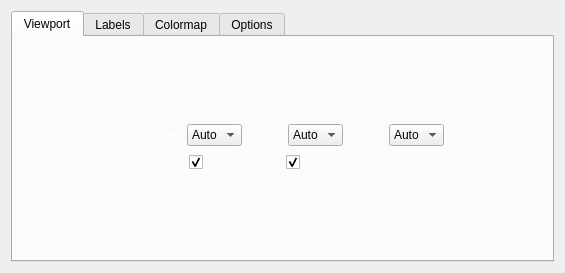
Above: src/interface/ui/image_window_settings.ui from FXIhub/hummingbird before the change. Below: the same form after it.
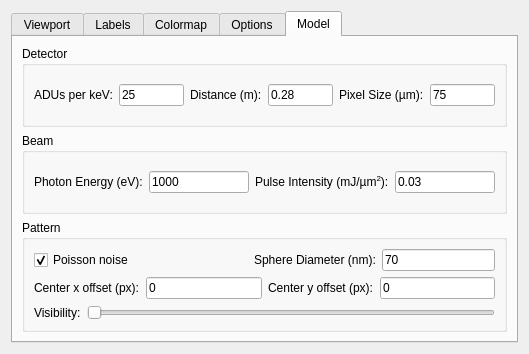
That is the form after the change.

Commit message: Add the option to plot a model in an image window

```diff
--- a/src/interface/ui/image_window_settings.ui
+++ b/src/interface/ui/image_window_settings.ui
@@ -6,18 +6,18 @@
    <rect>
     <x>0</x>
     <y>0</y>
-    <width>565</width>
-    <height>273</height>
+    <width>529</width>
+    <height>354</height>
    </rect>
   </property>
   <property name="windowTitle">
    <string>Form</string>
   </property>
   <layout class="QGridLayout" name="gridLayout">
-   <item row="0" column="0">
-    <widget class="QTabWidget" name="tabWidget">
+   <item row="1" column="0">
+    <widget class="QTabWidget" name="modelTab">
      <property name="currentIndex">
-      <number>0</number>
+      <number>4</number>
      </property>
      <widget class="QWidget" name="tab">
       <attribute name="title">
@@ -1430,6 +1430,213 @@
        </item>
       </layout>
      </widget>
+     <widget class="QWidget" name="tab_5">
+      <attribute name="title">
+       <string>Model</string>
+      </attribute>
+      <layout class="QVBoxLayout" name="verticalLayout_5">
+       <item>
+        <widget class="QGroupBox" name="groupBox_2">
+         <property name="title">
+          <string>Detector</string>
+         </property>
+         <layout class="QHBoxLayout" name="horizontalLayout_7">
+          <item>
+           <widget class="QLabel" name="label_18">
+            <property name="text">
+             <string>ADUs per keV:</string>
+            </property>
+           </widget>
+          </item>
+          <item>
+           <widget class="QLineEdit" name="detectorGain">
+            <property name="minimumSize">
+             <size>
+              <width>10</width>
+              <height>0</height>
+             </size>
+            </property>
+            <property name="text">
+             <string>25</string>
+            </property>
+           </widget>
+          </item>
+          <item>
+           <widget class="QLabel" name="label_17">
+            <property name="text">
+             <string>Distance (m):</string>
+            </property>
+           </widget>
+          </item>
+          <item>
+           <widget class="QLineEdit" name="detectorDistance">
+            <property name="text">
+             <string>0.28</string>
+            </property>
+           </widget>
+          </item>
+          <item>
+           <widget class="QLabel" name="label_16">
+            <property name="text">
+             <string>Pixel Size (µm):</string>
+            </property>
+           </widget>
+          </item>
+          <item>
+           <widget class="QLineEdit" name="detectorPixelSize">
+            <property name="text">
+             <string>75</string>
+            </property>
+           </widget>
+          </item>
+         </layout>
+        </widget>
+       </item>
+       <item>
+        <widget class="QGroupBox" name="groupBox_3">
+         <property name="title">
+          <string>Beam</string>
+         </property>
+         <layout class="QHBoxLayout" name="horizontalLayout_9">
+          <item>
+           <widget class="QLabel" name="label_12">
+            <property name="text">
+             <string>Photon Energy (eV):</string>
+            </property>
+           </widget>
+          </item>
+          <item>
+           <widget class="QLineEdit" name="photonEnergy">
+            <property name="text">
+             <string>1000</string>
+            </property>
+           </widget>
+          </item>
+          <item>
+           <widget class="QLabel" name="label_14">
+            <property name="text">
+             <string>&lt;html&gt;&lt;head/&gt;&lt;body&gt;&lt;p&gt;Pulse Intensity (mJ/µm&lt;span style=&quot; vertical-align:super;&quot;&gt;2&lt;/span&gt;):&lt;/p&gt;&lt;/body&gt;&lt;/html&gt;</string>
+            </property>
+           </widget>
+          </item>
+          <item>
+           <widget class="QLineEdit" name="pulseIntensity">
+            <property name="text">
+             <string>0.03</string>
+            </property>
+           </widget>
+          </item>
+         </layout>
+        </widget>
+       </item>
+       <item>
+        <widget class="QGroupBox" name="groupBox_4">
+         <property name="title">
+          <string>Pattern</string>
+         </property>
+         <layout class="QVBoxLayout" name="verticalLayout_4">
+          <item>
+           <layout class="QHBoxLayout" name="horizontalLayout_11">
+            <item>
+             <widget class="QCheckBox" name="modelPoisson">
+              <property name="text">
+               <string>Poisson noise</string>
+              </property>
+              <property name="checked">
+               <bool>true</bool>
+              </property>
+             </widget>
+            </item>
+            <item>
+             <spacer name="horizontalSpacer_17">
+              <property name="orientation">
+               <enum>Qt::Horizontal</enum>
+              </property>
+              <property name="sizeHint" stdset="0">
+               <size>
+                <width>40</width>
+                <height>20</height>
+               </size>
+              </property>
+             </spacer>
+            </item>
+            <item>
+             <widget class="QLabel" name="label_15">
+              <property name="text">
+               <string>Sphere Diameter (nm):</string>
+              </property>
+             </widget>
+            </item>
+            <item>
+             <widget class="QLineEdit" name="modelDiameter">
+              <property name="text">
+               <string>70</string>
+              </property>
+             </widget>
+            </item>
+           </layout>
+          </item>
+          <item>
+           <layout class="QHBoxLayout" name="horizontalLayout_12">
+            <item>
+             <widget class="QLabel" name="label_19">
+              <property name="text">
+               <string>Center x offset (px):</string>
+              </property>
+             </widget>
+            </item>
+            <item>
+             <widget class="QLineEdit" name="modelCenterX">
+              <property name="text">
+               <string>0</string>
+              </property>
+             </widget>
+            </item>
+            <item>
+             <widget class="QLabel" name="label_20">
+              <property name="text">
+               <string>Center y offset (px):</string>
+              </property>
+             </widget>
+            </item>
+            <item>
+             <widget class="QLineEdit" name="modelCenterY">
+              <property name="text">
+               <string>0</string>
+              </property>
+             </widget>
+            </item>
+           </layout>
+          </item>
+          <item>
+           <layout class="QHBoxLayout" name="horizontalLayout_10">
+            <item>
+             <widget class="QLabel" name="label_13">
+              <property name="text">
+               <string>Visibility:</string>
+              </property>
+             </widget>
+            </item>
+            <item>
+             <widget class="QSlider" name="modelVisibility">
+              <property name="maximum">
+               <number>100</number>
+              </property>
+              <property name="value">
+               <number>0</number>
+              </property>
+              <property name="orientation">
+               <enum>Qt::Horizontal</enum>
+              </property>
+             </widget>
+            </item>
+           </layout>
+          </item>
+         </layout>
+        </widget>
+       </item>
+      </layout>
+     </widget>
     </widget>
    </item>
   </layout>
```
Left out of the diff: 8 changed lines with no effect on the pictures. The commit also changes 1 other file.
